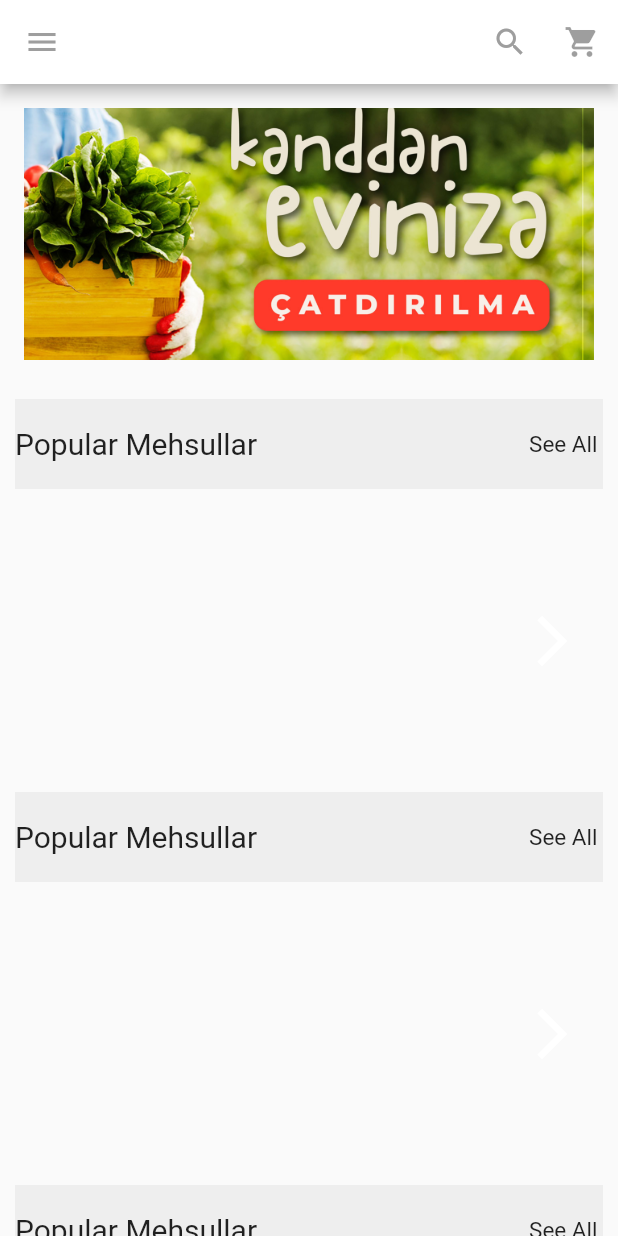
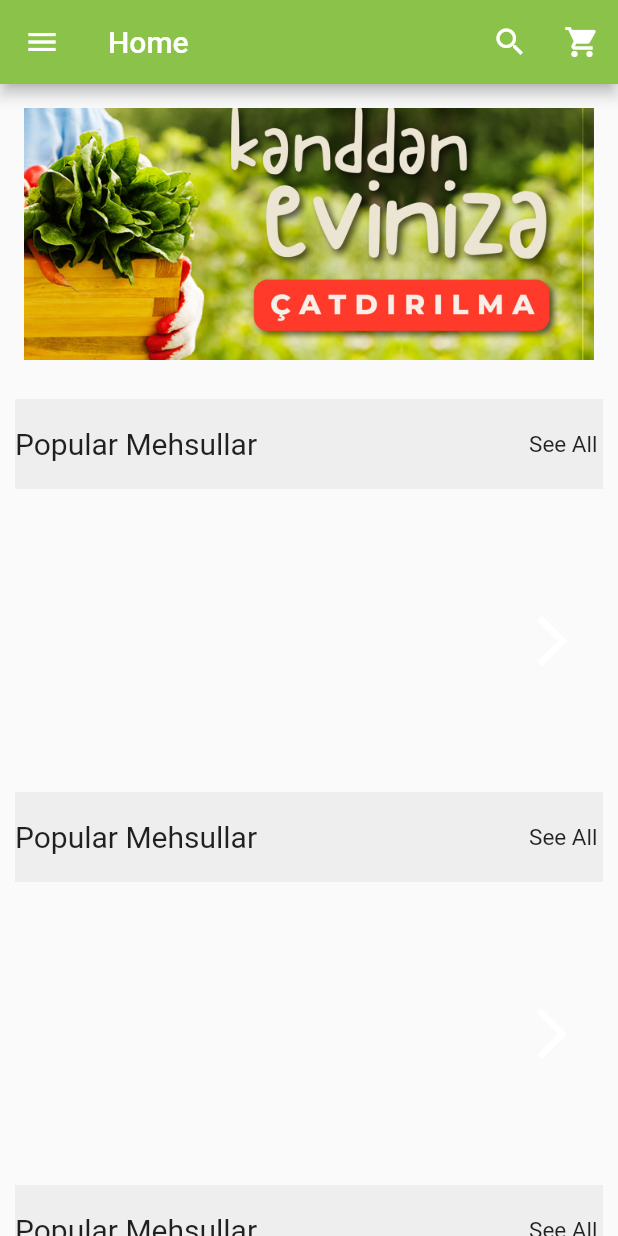
Before and after one commit to konuleminova/redux_sign_in_demo, a Flutter app: the HomePage screen opened by its route, on a phone screen of 412 x 824 dp. Run offline on Flutter 3.47's test engine with Material 2 defaults, Android fonts, the phone set to English and light mode, and no system bars; our stand-ins replace flutter_redux, redux, redux_thunk, shared_preferences; accounts and stored records are empty.

Commit message:
home part 4 design

```diff
--- a/lib/ui/page/home.dart
+++ b/lib/ui/page/home.dart
@@ -68,11 +68,11 @@ class HomePageState extends State<HomePage> {
           return new Scaffold(
               key: scaffoldKey,
               appBar: new AppBar(
-                backgroundColor: Colors.white,
+                backgroundColor: Colors.lightGreen,
                 leading: IconButton(
                   icon: new Icon(
                     Icons.menu,
-                    color: Colors.grey,
+                    color: Colors.white,
                   ),
                   onPressed: () => scaffoldKey.currentState.openDrawer(),
                 ),
@@ -81,11 +81,11 @@ class HomePageState extends State<HomePage> {
                   new IconButton(
                     icon: Icon(
                       Icons.search,
-                      color: Colors.grey,
+                      color: Colors.white,
                     ),
                     onPressed: () {},
                   ),
-                  new IconButton(icon: Icon(Icons.shopping_cart))
+                  new IconButton(icon: Icon(Icons.shopping_cart,color: Colors.white,))
                 ],
               ),
               drawer: new Drawer(
```
